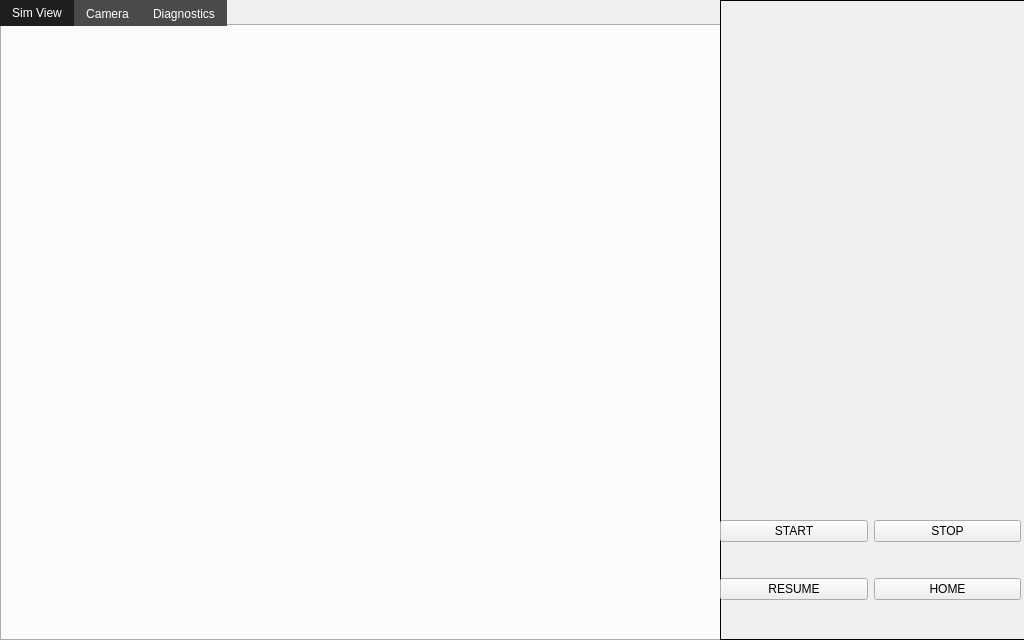
This is GUI_WIP/rs2_concept.ui in LukeFKlusman/RS2 as Qt 5 draws it before an edit. The edited form follows.
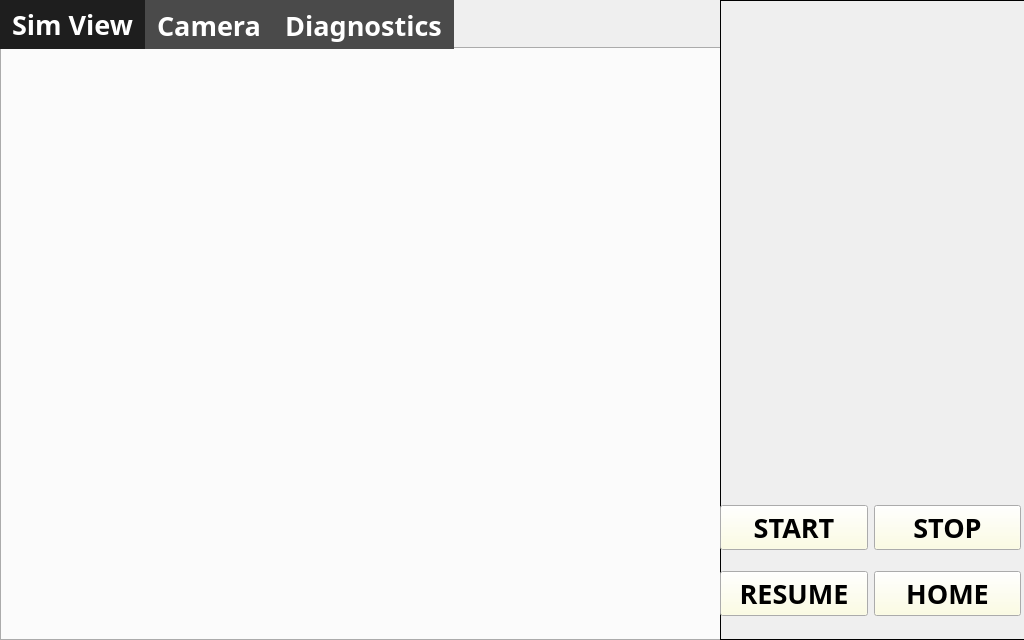
This is the edited form.

Commit message: fight and win

```diff
--- a/GUI_WIP/rs2_concept.ui
+++ b/GUI_WIP/rs2_concept.ui
@@ -16,6 +16,51 @@
     <height>640</height>
    </size>
   </property>
+  <property name="palette">
+   <palette>
+    <active>
+     <colorrole role="Button">
+      <brush brushstyle="SolidPattern">
+       <color alpha="255">
+        <red>255</red>
+        <green>255</green>
+        <blue>220</blue>
+       </color>
+      </brush>
+     </colorrole>
+    </active>
+    <inactive>
+     <colorrole role="Button">
+      <brush brushstyle="SolidPattern">
+       <color alpha="255">
+        <red>255</red>
+        <green>255</green>
+        <blue>220</blue>
+       </color>
+      </brush>
+     </colorrole>
+    </inactive>
+    <disabled>
+     <colorrole role="Button">
+      <brush brushstyle="SolidPattern">
+       <color alpha="255">
+        <red>255</red>
+        <green>255</green>
+        <blue>220</blue>
+       </color>
+      </brush>
+     </colorrole>
+    </disabled>
+   </palette>
+  </property>
+  <property name="font">
+   <font>
+    <family>Abyssinica SIL</family>
+    <pointsize>20</pointsize>
+    <weight>75</weight>
+    <bold>true</bold>
+   </font>
+  </property>
   <property name="windowTitle">
    <string>WordleBot</string>
   </property>
```
The commit also changes 1 other file.
